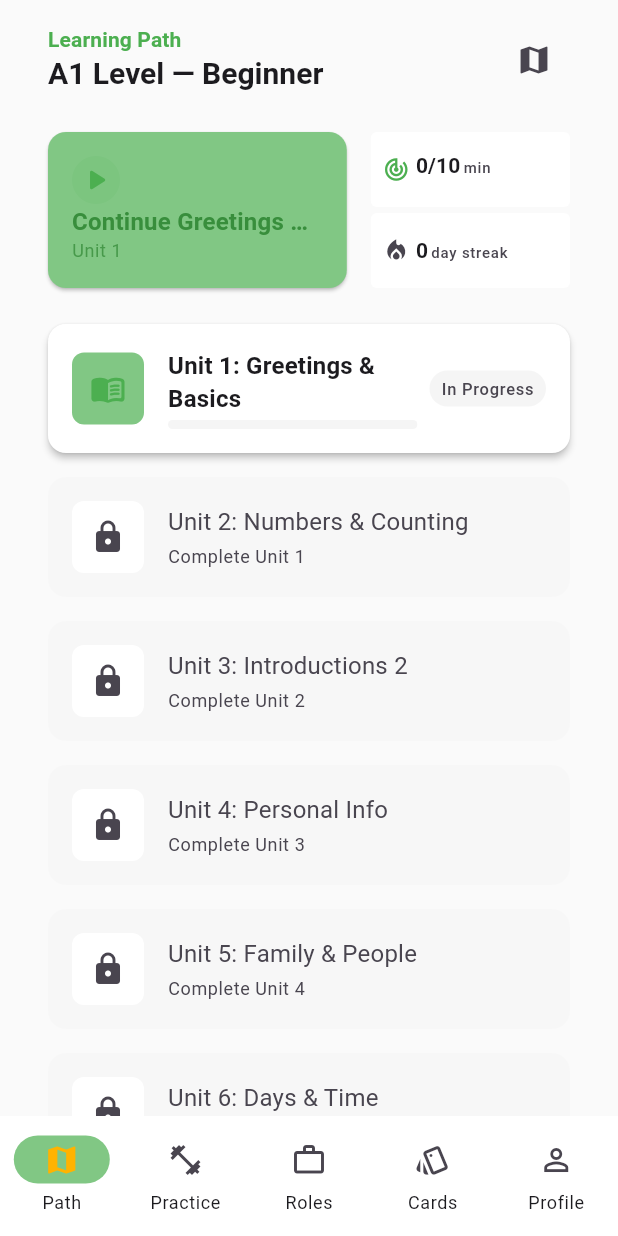
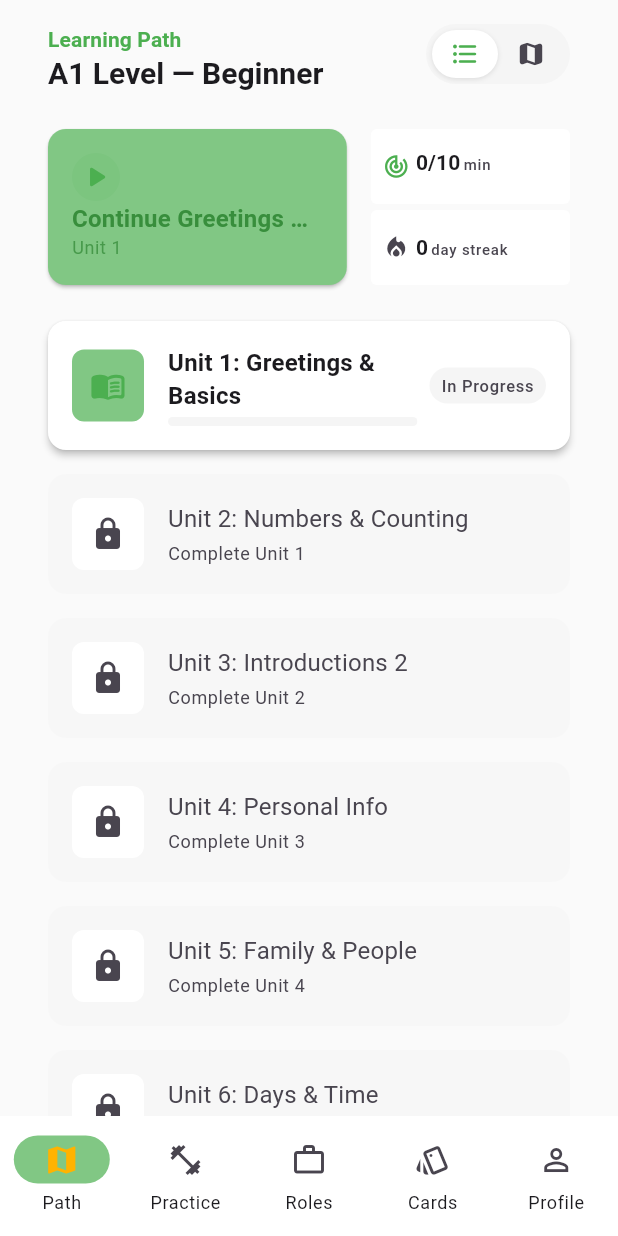
Before and after one commit to Shahadat99x/LietuCoach_Lithuanian_A1_B2, a Flutter app: the screen it shows after launch, on a phone screen of 412 x 824 dp. Run offline on Flutter 3.47's test engine with Material 3 defaults, Android fonts, the phone set to English and light mode, and no system bars; our stand-ins replace connectivity_plus, flutter_dotenv, hive, hive_flutter, just_audio, pdf and 3 more; accounts and stored records are empty; statements that could not run were skipped.

Commit message:
feat(path): add list/map toggle with proper icon control

```diff
--- a/lib/features/path/path_screen.dart
+++ b/lib/features/path/path_screen.dart
@@ -16,6 +16,7 @@ import '../content/content_error_screen.dart';
 import 'certificate_node.dart';
 import '../../debug/debug_state.dart';
 import 'widgets/path_header.dart';
+import 'widgets/segmented_view_toggle.dart';
 
 import 'widgets/path_list_view.dart';
 import 'widgets/path_map_view.dart';
@@ -109,22 +110,7 @@ class _PathScreenState extends State<PathScreen> {
   void initState() {
     super.initState();
     _loadData(); // existing data load
-    _loadPreference();
-  }
-
-  Future<void> _loadPreference() async {
-    final style = await PathPreferencesService().getPathStyle();
-    if (mounted) {
-      setState(() => _pathStyle = style);
-    }
-  }
-
-  Future<void> _togglePathStyle() async {
-    final newStyle = _pathStyle == PathStyle.list
-        ? PathStyle.map
-        : PathStyle.list;
-    setState(() => _pathStyle = newStyle);
-    await PathPreferencesService().setPathStyle(newStyle);
+    // _loadPreference(); // Will be enabled in next commit
   }
 
   Future<void> _loadData() async {
@@ -258,12 +244,15 @@ class _PathScreenState extends State<PathScreen> {
       },
       continueLabel: 'Continue ${continueUnit.title}',
       continueSubLabel: 'Unit ${courseUnits.indexOf(continueUnit) + 1}',
-      trailing: IconButton(
-        icon: Icon(_pathStyle == PathStyle.list ? Icons.map : Icons.list),
-        onPressed: _togglePathStyle,
-        tooltip: _pathStyle == PathStyle.list
-            ? 'Switch to Map'
-            : 'Switch to List',
+      trailing: SegmentedViewToggle(
+        isMap: _pathStyle == PathStyle.map,
+        onToggle: (isMap) async {
+          final newStyle = isMap ? PathStyle.map : PathStyle.list;
+          if (newStyle != _pathStyle) {
+            setState(() => _pathStyle = newStyle);
+            await PathPreferencesService().setPathStyle(newStyle);
+          }
+        },
       ),
     );
 
--- /dev/null
+++ b/lib/features/path/widgets/segmented_view_toggle.dart
@@ -0,0 +1,110 @@
+import 'package:flutter/material.dart';
+
+class SegmentedViewToggle extends StatelessWidget {
+  final bool isMap;
+  final ValueChanged<bool> onToggle;
+
+  const SegmentedViewToggle({
+    super.key,
+    required this.isMap,
+    required this.onToggle,
+  });
+
+  @override
+  Widget build(BuildContext context) {
+    final theme = Theme.of(context);
+    final colorScheme = theme.colorScheme;
+
+    const height = 40.0;
+    const padding = 4.0;
+    const width = 96.0;
+
+    return Container(
+      width: width,
+      height: height,
+      padding: const EdgeInsets.all(padding),
+      decoration: BoxDecoration(
+        color: colorScheme.surfaceContainerHighest,
+        borderRadius: BorderRadius.circular(height / 2),
+      ),
+      child: Stack(
+        children: [
+          // Animated Background Pill
+          AnimatedAlign(
+            duration: const Duration(milliseconds: 200),
+            curve: Curves.easeOut,
+            alignment: isMap ? Alignment.centerRight : Alignment.centerLeft,
+            child: Container(
+              width: (width - padding * 2) / 2,
+              height: height - padding * 2,
+              decoration: BoxDecoration(
+                color: colorScheme.surface,
+                borderRadius: BorderRadius.circular((height - padding * 2) / 2),
+                boxShadow: [
+                  BoxShadow(
+                    color: Colors.black.withOpacity(0.1),
+                    blurRadius: 2,
+                    offset: const Offset(0, 1),
+                  ),
+                ],
+              ),
+            ),
+          ),
+          // Icons Row
+          Row(
+            crossAxisAlignment: CrossAxisAlignment.stretch,
+            children: [
+              _ToggleOption(
+                icon: Icons.format_list_bulleted_rounded,
+                isSelected: !isMap,
+                onTap: () => onToggle(false),
+              ),
+              _ToggleOption(
+                icon: Icons.map_rounded,
+                isSelected: isMap,
+                onTap: () => onToggle(true),
+              ),
+            ],
+          ),
+        ],
+      ),
+    );
+  }
+}
+
+class _ToggleOption extends StatelessWidget {
+  final IconData icon;
+  final bool isSelected;
+  final VoidCallback onTap;
+
+  const _ToggleOption({
+    required this.icon,
+    required this.isSelected,
+    required this.onTap,
+  });
+
+  @override
+  Widget build(BuildContext context) {
+    final theme = Theme.of(context);
+
+    return Expanded(
+      child: GestureDetector(
+        onTap: onTap,
+        behavior: HitTestBehavior.opaque,
+        child: Center(
+          child: AnimatedSwitcher(
+            duration: const Duration(milliseconds: 200),
+            child: Icon(
+              icon,
+              key: ValueKey(isSelected),
+              size: 20,
+              color: isSelected
+                  ? theme.colorScheme.primary
+                  : theme.colorScheme.onSurfaceVariant,
+            ),
+          ),
+        ),
+      ),
+    );
+  }
+}
```
